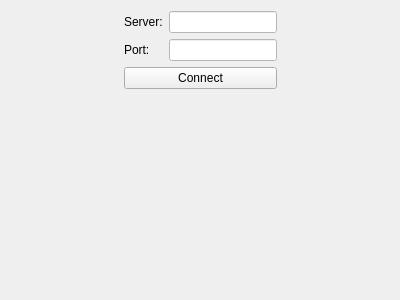
This is CyberFleet/ClientGUI/ui/newlogins.ui in ibicdlcod/GuoMuoRuoProject as Qt 5 draws it before an edit. The edited form follows.
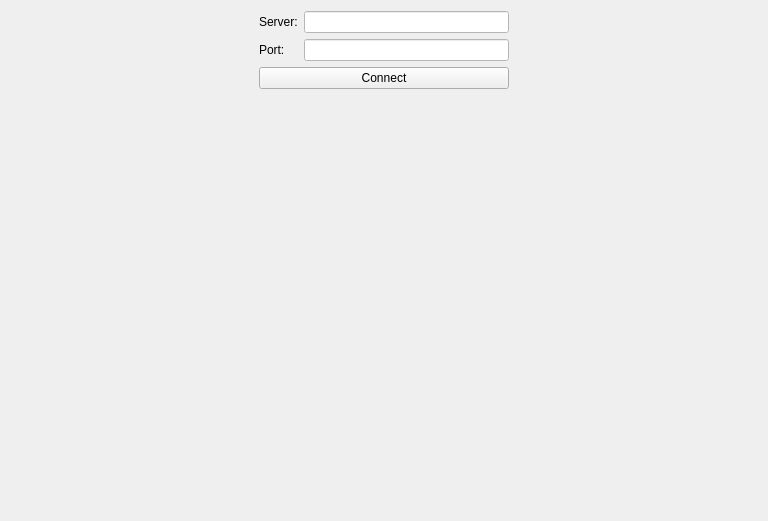
This is the edited form.

What changed in the file:
```diff
--- a/CyberFleet/ClientGUI/ui/newlogins.ui
+++ b/CyberFleet/ClientGUI/ui/newlogins.ui
@@ -6,8 +6,8 @@
    <rect>
     <x>0</x>
     <y>0</y>
-    <width>400</width>
-    <height>300</height>
+    <width>768</width>
+    <height>521</height>
    </rect>
   </property>
   <property name="windowTitle">
@@ -24,7 +24,7 @@
      </property>
      <property name="sizeHint" stdset="0">
       <size>
-       <width>103</width>
+       <width>1000</width>
        <height>20</height>
       </size>
      </property>
@@ -32,6 +32,15 @@
    </item>
    <item>
     <layout class="QVBoxLayout" name="verticalLayout">
+     <property name="leftMargin">
+      <number>0</number>
+     </property>
+     <property name="topMargin">
+      <number>0</number>
+     </property>
+     <property name="rightMargin">
+      <number>0</number>
+     </property>
      <item>
       <layout class="QGridLayout" name="gridLayout">
        <item row="1" column="0">
@@ -76,6 +85,12 @@
       <layout class="QHBoxLayout" name="horizontalLayout_3">
        <item>
         <widget class="QPushButton" name="ConnectButton">
+         <property name="minimumSize">
+          <size>
+           <width>250</width>
+           <height>0</height>
+          </size>
+         </property>
          <property name="styleSheet">
           <string notr="true"/>
          </property>
@@ -108,7 +123,7 @@
      </property>
      <property name="sizeHint" stdset="0">
       <size>
-       <width>103</width>
+       <width>1000</width>
        <height>20</height>
       </size>
      </property>
```
